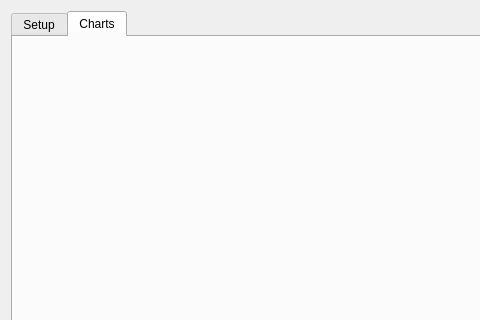
The window that mainwindow.ui (Kirill71/Bachelor-diploma-in-University) describes before a commit, drawn with Qt 5; both pictures show x 0 to 480 and y 0 to 320 of the 788 by 606 pixel window.
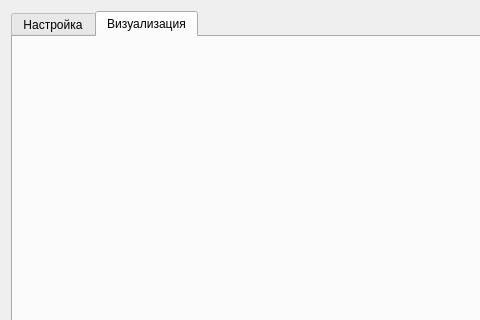
The same window after the commit. The open tabs and pages were chosen to show the change.

Commit message: finished fixed gui interact

```diff
--- a/mainwindow.ui
+++ b/mainwindow.ui
@@ -21,7 +21,7 @@
      </property>
      <widget class="QWidget" name="setupTab">
       <attribute name="title">
-       <string>Setup</string>
+       <string>Настройка</string>
       </attribute>
       <layout class="QVBoxLayout" name="verticalLayout_5">
        <item>
@@ -345,7 +345,7 @@
      </widget>
      <widget class="QWidget" name="chartsTab">
       <attribute name="title">
-       <string>Charts</string>
+       <string>Визуализация</string>
       </attribute>
       <layout class="QHBoxLayout" name="tabLayout"/>
      </widget>
```
Left out of the diff: 2 changed lines with no effect on the pictures. The commit also changes 3 other files.
